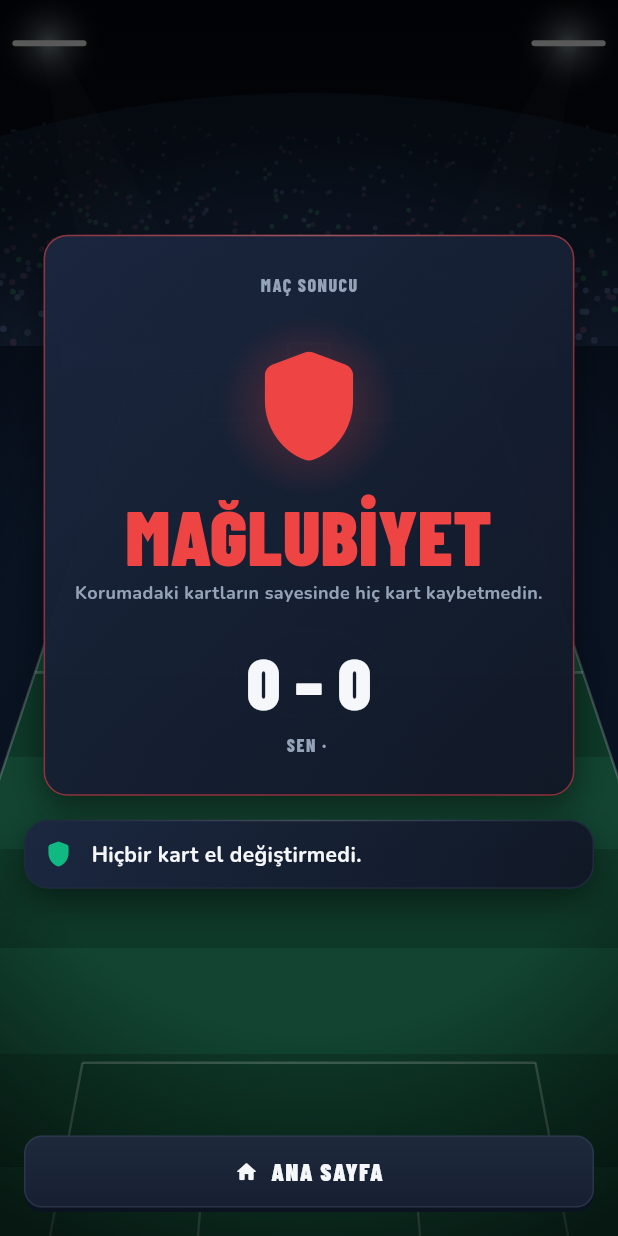
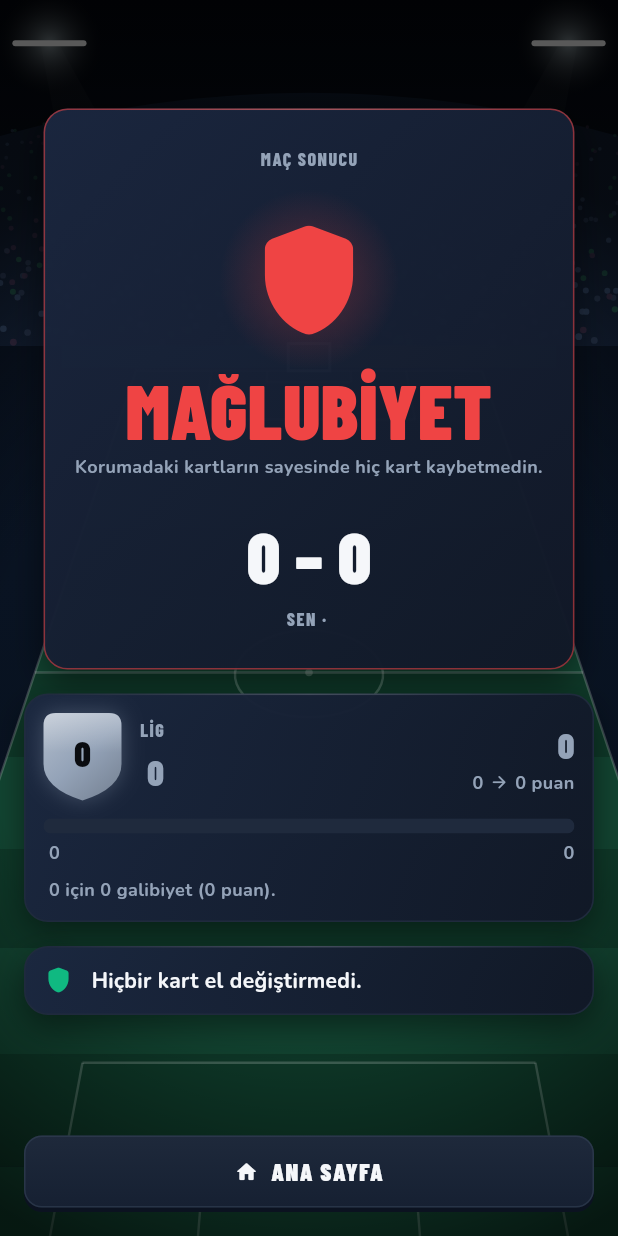
Before and after one commit to EmreMecf/futbol-card-game, a Flutter app: the MatchResultView screen opened directly with empty values, on a phone screen of 412 x 824 dp. Run offline on Flutter 3.47's test engine with Material 3 defaults, Android fonts, the phone set to English and light mode, and no system bars; our stand-ins replace cached_network_image, dio, flutter_dotenv, flutter_secure_storage, freezed_annotation, get_it and 3 more; accounts and stored records are empty; generated files the repository leaves out were written again.

Commit message:
FAZ 6/2: mac sonu lig paneli ve lig atlama ekrani
- LeagueChangePanel: rozet, puan degisimi (sunucudan), basamak ici
  ilerlemenin animasyonla dolmasi, sonraki hedef (galibiyet sayisi)
- Basamak degisiminde cubuk eski basamakta uca gidip yenide devam eder
- LeaguePromotionOverlay: yukselmede bir kez, dokununca/Devam ile kapanir;
  odul uydurmaz, animasyon ayarina uyar, guclu titresim
- Dususte 'SEVIYE DUSTU' seridi, kutlama yok
- Duzeltme: '→' karakteri yazi tipinde yok (kutu ciziliyordu);
  ikonla degistirildi, koleksiyon siralama etiketleri duz Turkce
- Testler: 4 yeni widget testi

Co-Authored-By: Claude Opus 5.5 <noreply@anthropic.com>

```diff
--- a/lib/features/collection/presentation/viewmodel/collection_view_model.dart
+++ b/lib/features/collection/presentation/viewmodel/collection_view_model.dart
@@ -10,8 +10,8 @@ import '../../domain/repositories/collection_repository.dart';
 
 /// Koleksiyonun siralama secenekleri
 enum CollectionSort {
-  powerDesc('Güce göre (yüksek → düşük)'),
-  powerAsc('Güce göre (düşük → yüksek)'),
+  powerDesc('Güce göre (yüksekten düşüğe)'),
+  powerAsc('Güce göre (düşükten yükseğe)'),
   tierDesc('Seviyeye göre'),
   nameAsc('İsme göre');
 
--- /dev/null
+++ b/lib/features/match/presentation/widgets/league_change_widgets.dart
@@ -0,0 +1,559 @@
+import 'dart:math' as math;
+
+import 'package:flutter/material.dart';
+import 'package:shared_models/shared_models.dart';
+
+import '../../../../core/constants/app_colors.dart';
+import '../../../../core/feedback/game_feedback.dart';
+import '../../../../core/theme/app_tokens.dart';
+import '../../../../core/theme/app_typography.dart';
+import '../../../../core/utils/turkish_text.dart';
+import '../../../../shared/widgets/game/game_ui.dart';
+import '../../../leaderboard/presentation/widgets/rank_badge.dart';
+
+// ====================================================================
+// LİG İLERLEME PANELİ (maç sonu)
+// ====================================================================
+/// Maçın lig etkisi: rozet, puan değişimi ve basamak içi ilerleme.
+///
+/// HER SAYI SUNUCUDAN (022_match_league_change.sql): maç öncesi ve
+/// sonrası puan, iki taraftaki lig ve ilerleme oranı. Bu widget hiçbir
+/// eşik hesaplamıyor; sadece "öncesi"nden "sonrası"na animasyon yapıyor.
+class LeagueChangePanel extends StatelessWidget {
+  final MatchLeagueChange change;
+
+  const LeagueChangePanel({super.key, required this.change});
+
+  @override
+  Widget build(BuildContext context) {
+    final sonra = change.rankAfter;
+    final renk = leagueColor(sonra.color);
+    final fark = change.mmrDelta;
+    final farkRenk = fark > 0
+        ? AppColors.emerald
+        : (fark < 0 ? AppColors.danger : AppColors.textSecondary);
+
+    return GlassPanel(
+      child: Column(
+        crossAxisAlignment: CrossAxisAlignment.stretch,
+        children: [
+          Row(
+            children: [
+              RankBadge.fromRank(sonra, size: 52),
+              const SizedBox(width: AppSpacing.md),
+              Expanded(
+                child: Column(
+                  crossAxisAlignment: CrossAxisAlignment.start,
+                  children: [
+                    Text(
+                      'LİG',
+                      style: AppTypography.label,
+                    ),
+                    const SizedBox(height: 2),
+                    Text(
+                      sonra.label,
+                      style: AppTypography.display(
+                        size: 24,
+                        weight: FontWeight.w900,
+                        color: renk,
+                      ),
+                    ),
+                  ],
+                ),
+              ),
+              Column(
+                crossAxisAlignment: CrossAxisAlignment.end,
+                children: [
+                  Text(
+                    '${fark > 0 ? '+' : ''}$fark',
+                    style: AppTypography.display(
+                      size: 24,
+                      weight: FontWeight.w900,
+                      color: farkRenk,
+                    ),
+                  ),
+                  OkluMetin(
+                    from: '${change.mmrBefore}',
+                    to: '${change.mmrAfter} puan',
+                    style: AppTypography.bodyS,
+                  ),
+                ],
+              ),
+            ],
+          ),
+          if (change.isPromoted || change.isDemoted) ...[
+            const SizedBox(height: AppSpacing.md),
+            _DegisimSeridi(change: change),
+          ],
+          const SizedBox(height: AppSpacing.md),
+          LeagueProgressAnimation(change: change),
+          const SizedBox(height: AppSpacing.sm),
+          Text(
+            _hedefMetni(sonra),
+            style: AppTypography.bodyS,
+          ),
+        ],
+      ),
+    );
+  }
+
+  static String _hedefMetni(PlayerRank r) {
+    final sonraki = r.nextLabel;
+    final galibiyet = r.winsToNext;
+    if (r.isTopTier || sonraki == null || galibiyet == null) {
+      return 'En üst basamaktasın.';
+    }
+    return '$sonraki için $galibiyet galibiyet (${r.pointsToNext} puan).';
+  }
+}
+
+/// "AMATÖR 3 → USTA 1" şeridi
+class _DegisimSeridi extends StatelessWidget {
+  final MatchLeagueChange change;
+
+  const _DegisimSeridi({required this.change});
+
+  @override
+  Widget build(BuildContext context) {
+    final yukseldi = change.isPromoted;
+    final renk = yukseldi ? AppColors.victoryGold : AppColors.danger;
+    return Container(
+      padding: const EdgeInsets.symmetric(
+        horizontal: AppSpacing.md,
+        vertical: AppSpacing.sm,
+      ),
+      decoration: BoxDecoration(
+        color: renk.withValues(alpha: 0.12),
+        borderRadius: BorderRadius.circular(AppRadius.md),
+        border: Border.all(color: renk.withValues(alpha: 0.5)),
+      ),
+      child: Row(
+        children: [
+          Icon(
+            yukseldi
+                ? Icons.keyboard_double_arrow_up_rounded
+                : Icons.keyboard_double_arrow_down_rounded,
+            color: renk,
+            size: 20,
+          ),
+          const SizedBox(width: AppSpacing.sm),
+          Expanded(
+            child: Text(
+              yukseldi
+                  ? (change.changedLeague ? 'LİG ATLADIN' : 'SEVİYE ATLADIN')
+                  : 'SEVİYE DÜŞTÜ',
+              style: AppTypography.display(
+                size: 15,
+                weight: FontWeight.w900,
+                letterSpacing: 1,
+                color: renk,
+              ),
+            ),
+          ),
+          Flexible(
+            child: OkluMetin(
+              from: change.rankBefore.label,
+              to: change.rankAfter.label,
+              style: AppTypography.body(
+                size: 12,
+                weight: FontWeight.w800,
+                color: AppColors.textPrimary,
+              ),
+            ),
+          ),
+        ],
+      ),
+    );
+  }
+}
+
+// ====================================================================
+// İLERLEME ÇUBUĞU ANİMASYONU
+// ====================================================================
+/// Basamak içi ilerleme, maç öncesinden sonrasına doğru dolar/boşalır.
+///
+/// Basamak değiştiyse çubuk eski basamakta ucuna kadar gidip (ya da
+/// başına inip) yeni basamakta devam eder; "eşiği geçtin" hissi böyle
+/// geliyor. Animasyonlar kapalıysa doğrudan son değer çizilir.
+class LeagueProgressAnimation extends StatefulWidget {
+  final MatchLeagueChange change;
+
+  const LeagueProgressAnimation({super.key, required this.change});
+
+  /// Toplam süre (MD: panel geçişi 250-400 ms; dolum biraz daha uzun
+  /// ki oyuncu artışı görebilsin)
+  static const duration = Duration(milliseconds: 1100);
+
+  @override
+  State<LeagueProgressAnimation> createState() =>
+      _LeagueProgressAnimationState();
+}
+
+class _LeagueProgressAnimationState extends State<LeagueProgressAnimation>
+    with SingleTickerProviderStateMixin {
+  late final AnimationController _c;
+
+  @override
+  void initState() {
+    super.initState();
+    _c = AnimationController(
+      vsync: this,
+      duration: LeagueProgressAnimation.duration,
+    );
+    if (GameFeedback.cardAnimationsEnabled) {
+      // Panel girişi bitsin, sonra dolsun
+      Future<void>.delayed(const Duration(milliseconds: 350), () {
+        if (mounted) _c.forward();
+      });
+    } else {
+      _c.value = 1;
+    }
+  }
+
+  @override
+  void dispose() {
+    _c.dispose();
+    super.dispose();
+  }
+
+  /// t (0-1) anındaki (gösterilen basamak, oran)
+  ({PlayerRank rank, double value}) _kare(double t) {
+    final d = widget.change;
+    final once = d.rankBefore.progress;
+    final sonra = d.rankAfter.progress;
+
+    if (!d.isPromoted && !d.isDemoted) {
+      return (rank: d.rankAfter, value: once + (sonra - once) * t);
+    }
+
+    // Basamak değişti: ilk yarı eski basamakta uca, ikinci yarı yenide
+    final hedefUc = d.isPromoted ? 1.0 : 0.0;
+    final yeniBas = d.isPromoted ? 0.0 : 1.0;
+    if (t < 0.5) {
+      final k = t / 0.5;
+      return (rank: d.rankBefore, value: once + (hedefUc - once) * k);
+    }
+    final k = (t - 0.5) / 0.5;
+    return (rank: d.rankAfter, value: yeniBas + (sonra - yeniBas) * k);
+  }
+
+  @override
+  Widget build(BuildContext context) {
+    final d = widget.change;
+    return Semantics(
+      label: '${d.rankAfter.label}, ilerleme '
+          '%${(d.rankAfter.progress * 100).round()}',
+      child: ExcludeSemantics(
+        child: AnimatedBuilder(
+          animation: _c,
+          builder: (context, _) {
+            final kare =
+                _kare(Curves.easeInOutCubic.transform(_c.value));
+            final renk = leagueColor(kare.rank.color);
+            return Column(
+              crossAxisAlignment: CrossAxisAlignment.stretch,
+              children: [
+                ClipRRect(
+                  borderRadius: BorderRadius.circular(AppRadius.pill),
+                  child: SizedBox(
+                    height: 10,
+                    child: Stack(
+                      fit: StackFit.expand,
+                      children: [
+                        const ColoredBox(color: AppColors.surfaceLight),
+                        FractionallySizedBox(
+                          alignment: Alignment.centerLeft,
+                          widthFactor: kare.value.clamp(0.0, 1.0),
+                          child: DecoratedBox(
+                            decoration: BoxDecoration(
+                              gradient: LinearGradient(colors: [
+                                renk.withValues(alpha: 0.7),
+                                renk,
+                              ]),
+                              boxShadow: [
+                                BoxShadow(
+                                  color: renk.withValues(alpha: 0.5),
+                                  blurRadius: 8,
+                                ),
+                              ],
+                            ),
+                          ),
+                        ),
+                      ],
+                    ),
+                  ),
+                ),
+                const SizedBox(height: AppSpacing.xs),
+                Row(
+                  children: [
+                    Text(kare.rank.label, style: AppTypography.bodyS),
+                    const Spacer(),
+                    if (kare.rank.nextLabel != null)
+                      Text(kare.rank.nextLabel!, style: AppTypography.bodyS),
+                  ],
+                ),
+              ],
+            );
+          },
+        ),
+      ),
+    );
+  }
+}
+
+// ====================================================================
+// LİG ATLAMA EKRANI (ödül ekranı)
+// ====================================================================
+/// Basamak atlandığında maç sonucunun ÜSTÜNDE bir kez gösterilir.
+///
+/// Sunucuda lig atlama ödülü YOK; bu ekran ödül uydurmaz. Kutladığı şey
+/// gerçek: sunucunun kaydettiği yeni basamak. Dokununca ya da
+/// "Devam"a basınca kapanır (MD: animasyon atlanabilir olmalı).
+class LeaguePromotionOverlay extends StatefulWidget {
+  final MatchLeagueChange change;
+  final VoidCallback onContinue;
+
+  const LeaguePromotionOverlay({
+    super.key,
+    required this.change,
+    required this.onContinue,
+  });
+
+  @override
+  State<LeaguePromotionOverlay> createState() => _LeaguePromotionOverlayState();
+}
+
+class _LeaguePromotionOverlayState extends State<LeaguePromotionOverlay>
+    with SingleTickerProviderStateMixin {
+  late final AnimationController _c;
+
+  @override
+  void initState() {
+    super.initState();
+    _c = AnimationController(
+      vsync: this,
+      duration: const Duration(milliseconds: 1400),
+    );
+    if (GameFeedback.cardAnimationsEnabled) {
+      _c.forward();
+    } else {
+      _c.value = 1;
+    }
+    // Zafer titreşimi (MD bölüm 10: zafer = en güçlü)
+    GameFeedback.haptic(HapticStrength.heavy);
+  }
+
+  @override
+  void dispose() {
+    _c.dispose();
+    super.dispose();
+  }
+
+  @override
+  Widget build(BuildContext context) {
+    final d = widget.change;
+    final renk = leagueColor(d.rankAfter.color);
+    final baslik = d.changedLeague ? 'LİG ATLADIN!' : 'SEVİYE ATLADIN!';
+
+    return Semantics(
+      liveRegion: true,
+      label: '$baslik ${d.rankAfter.label}',
+      child: GestureDetector(
+        onTap: widget.onContinue,
+        behavior: HitTestBehavior.opaque,
+        child: AnimatedBuilder(
+          animation: _c,
+          builder: (context, _) {
+            final t = _c.value;
+            final arka = Curves.easeOut.transform((t / 0.3).clamp(0.0, 1.0));
+            final rozet = Curves.elasticOut
+                .transform(((t - 0.1) / 0.6).clamp(0.0, 1.0));
+            final yazi =
+                Curves.easeOutCubic.transform(((t - 0.45) / 0.4).clamp(0.0, 1.0));
+            return ColoredBox(
+              color: AppColors.obsidian.withValues(alpha: 0.92 * arka),
+              child: SafeArea(
+                child: Center(
+                  child: Padding(
+                    padding: const EdgeInsets.all(AppSpacing.xxl),
+                    child: Column(
+                      mainAxisSize: MainAxisSize.min,
+                      children: [
+                        // Rozet + arkasında dönen ışık hüzmeleri
+                        SizedBox(
+                          width: 220,
+                          height: 220,
+                          child: Stack(
+                            alignment: Alignment.center,
+                            children: [
+                              Opacity(
+                                opacity: arka,
+                                child: CustomPaint(
+                                  size: const Size(220, 220),
+                                  painter: _HuzmePainter(
+                                    color: renk,
+                                    turn: t,
+                                  ),
+                                ),
+                              ),
+                              Transform.scale(
+                                scale: 0.3 + 0.7 * rozet,
+                                child: Opacity(
+                                  opacity: rozet.clamp(0.0, 1.0),
+                                  child: RankBadge.fromRank(d.rankAfter,
+                                      size: 120),
+                                ),
+                              ),
+                            ],
+                          ),
+                        ),
+                        const SizedBox(height: AppSpacing.lg),
+                        Opacity(
+                          opacity: yazi,
+                          child: Transform.translate(
+                            offset: Offset(0, 16 * (1 - yazi)),
+                            child: Column(
+                              children: [
+                                Text(
+                                  baslik,
+                                  textAlign: TextAlign.center,
+                                  style: AppTypography.display(
+                                    size: 40,
+                                    weight: FontWeight.w900,
+                                    color: AppColors.victoryGold,
+                                  ),
+                                ),
+                                const SizedBox(height: AppSpacing.xs),
+                                Text(
+                                  d.rankAfter.label.toUpperTr(),
+                                  style: AppTypography.display(
+                                    size: 26,
+                                    weight: FontWeight.w900,
+                                    letterSpacing: 1.5,
+                                    color: renk,
+                                  ),
+                                ),
+                                const SizedBox(height: AppSpacing.sm),
+                                OkluMetin(
+                                  from: d.rankBefore.label,
+                                  to: '${d.rankAfter.label}  ·  '
+                                      '${d.mmrAfter} puan',
+                                  style: AppTypography.bodyM,
+                                ),
+                                const SizedBox(height: AppSpacing.xxl),
+                                ConstrainedBox(
+                                  constraints:
+                                      const BoxConstraints(maxWidth: 320),
+                                  child: GameButton(
+                                    label: 'Devam',
+                                    icon: Icons.check_rounded,
+                                    onPressed: widget.onContinue,
+                                  ),
+                                ),
+                              ],
+                            ),
+                          ),
+                        ),
+                      ],
+                    ),
+                  ),
+                ),
+              ),
+            );
+          },
+        ),
+      ),
+    );
+  }
+}
+
+/// Rozetin arkasında yavaşça dönen ışık hüzmeleri
+class _HuzmePainter extends CustomPainter {
+  final Color color;
+  final double turn;
+
+  _HuzmePainter({required this.color, required this.turn});
+
+  @override
+  void paint(Canvas canvas, Size size) {
+    final merkez = size.center(Offset.zero);
+    final r = size.width / 2;
+
+    // Yumuşak hale
+    canvas.drawCircle(
+      merkez,
+      r * 0.7,
+      Paint()
+        ..shader = RadialGradient(colors: [
+          color.withValues(alpha: 0.45),
+          color.withValues(alpha: 0),
+        ]).createShader(Rect.fromCircle(center: merkez, radius: r * 0.7)),
+    );
+
+    // 12 hüzme
+    final boya = Paint()..color = color.withValues(alpha: 0.16);
+    const adet = 12;
+    final aci0 = turn * math.pi / 3;
+    for (var i = 0; i < adet; i++) {
+      final a = aci0 + i * 2 * math.pi / adet;
+      final yol = Path()
+        ..moveTo(merkez.dx, merkez.dy)
+        ..lineTo(merkez.dx + r * math.cos(a - 0.09),
+            merkez.dy + r * math.sin(a - 0.09))
+        ..lineTo(merkez.dx + r * math.cos(a + 0.09),
+            merkez.dy + r * math.sin(a + 0.09))
+        ..close();
+      canvas.drawPath(yol, boya);
+    }
+  }
+
+  @override
+  bool shouldRepaint(_HuzmePainter eski) =>
+      eski.turn != turn || eski.color != color;
+}
+
+/// "Amatör 3 ➜ Usta 1" — ok İKON olarak çizilir.
+///
+/// NEDEN METİN DEĞİL? "→" karakteri Nunito ve Barlow Condensed'de yok;
+/// ekranda boş bir kutu olarak çıkıyordu (✦ işaretinde de aynısı
+/// olmuştu). İkon her yazı tipinde aynı görünür.
+class OkluMetin extends StatelessWidget {
+  final String from;
+  final String to;
+  final TextStyle style;
+
+  const OkluMetin({
+    super.key,
+    required this.from,
+    required this.to,
+    required this.style,
+  });
+
+  @override
+  Widget build(BuildContext context) {
+    final boy = (style.fontSize ?? 13) + 1;
+    return Semantics(
+      label: '$from, $to',
+      child: ExcludeSemantics(
+        child: Row(
+          mainAxisSize: MainAxisSize.min,
+          children: [
+            Flexible(
+              child: Text(from,
+                  style: style, maxLines: 1, overflow: TextOverflow.ellipsis),
+            ),
+            Padding(
+              padding: const EdgeInsets.symmetric(horizontal: 4),
+              child: Icon(Icons.arrow_forward_rounded,
+                  size: boy, color: style.color ?? AppColors.textSecondary),
+            ),
+            Flexible(
+              child: Text(to,
+                  style: style, maxLines: 1, overflow: TextOverflow.ellipsis),
+            ),
+          ],
+        ),
+      ),
+    );
+  }
+}
--- a/lib/features/match/presentation/widgets/match_result_view.dart
+++ b/lib/features/match/presentation/widgets/match_result_view.dart
@@ -10,6 +10,7 @@ import '../../../../shared/widgets/premium_card/premium_card.dart';
 import '../../../../shared/widgets/walkout/confetti_overlay.dart';
 import '../arena/arena_backdrop.dart';
 import '../viewmodel/match_view_model.dart';
+import 'league_change_widgets.dart';
 
 /// MAÇ SONUCU (MD bölüm 4-D, prototipteki "winpanel").
 ///
@@ -48,6 +49,9 @@ class _MatchResultViewState extends State<MatchResultView>
     with SingleTickerProviderStateMixin {
   late final AnimationController _giris;
   bool _titredi = false;
+
+  /// Lig atlama ekranı kapatıldı mı? (maç başına bir kez gösterilir)
+  bool _terfiKapandi = false;
 
   @override
   void initState() {
@@ -141,6 +145,12 @@ class _MatchResultViewState extends State<MatchResultView>
                               delta: widget.rewardDelta,
                               giris: _giris,
                             ),
+                            // Lig etkisi: sunucu kaydetmediyse (eski maç)
+                            // bölüm hiç çizilmez, uydurulmaz.
+                            if (sonuc.leagueChange != null) ...[
+                              const SizedBox(height: AppSpacing.lg),
+                              LeagueChangePanel(change: sonuc.leagueChange!),
+                            ],
                             if (sonuc.cardsLost.isNotEmpty)
                               _KartBolumu(
                                 baslik: 'Kaybettiğin kartlar',
@@ -220,6 +230,15 @@ class _MatchResultViewState extends State<MatchResultView>
             ),
           ),
 
+          // ---- LİG ATLAMA EKRANI ----
+          // Basamak atlandıysa sonucun üstünde bir kez; dokununca kapanır.
+          if (sonuc.leagueChange?.isPromoted == true && !_terfiKapandi)
+            Positioned.fill(
+              child: LeaguePromotionOverlay(
+                change: sonuc.leagueChange!,
+                onContinue: () => setState(() => _terfiKapandi = true),
+              ),
+            ),
         ],
       ),
     );
```
Also changed, not shown: 1 other file.
